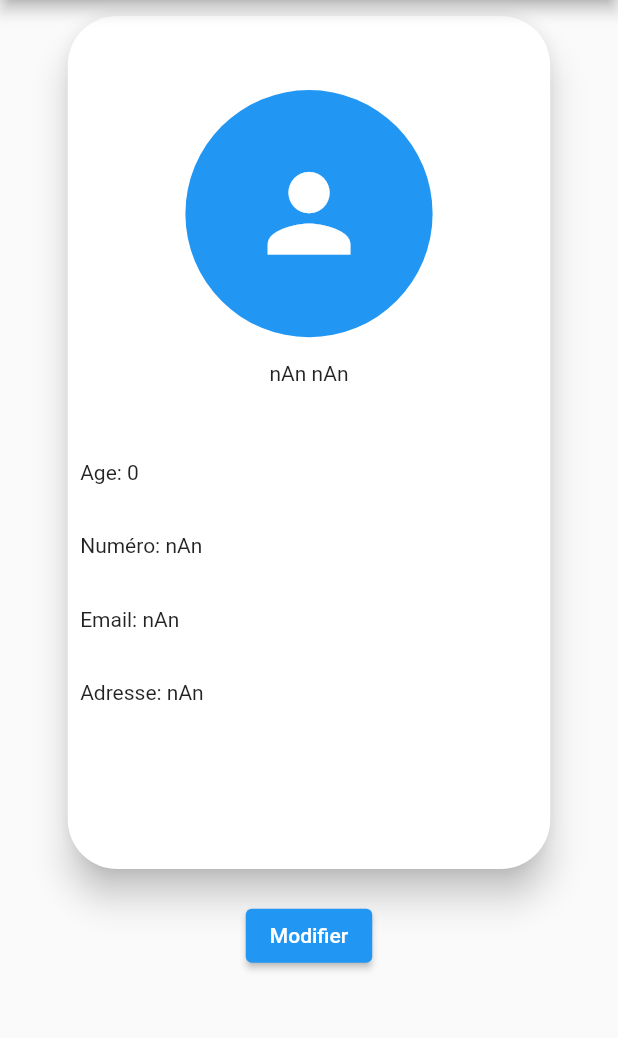
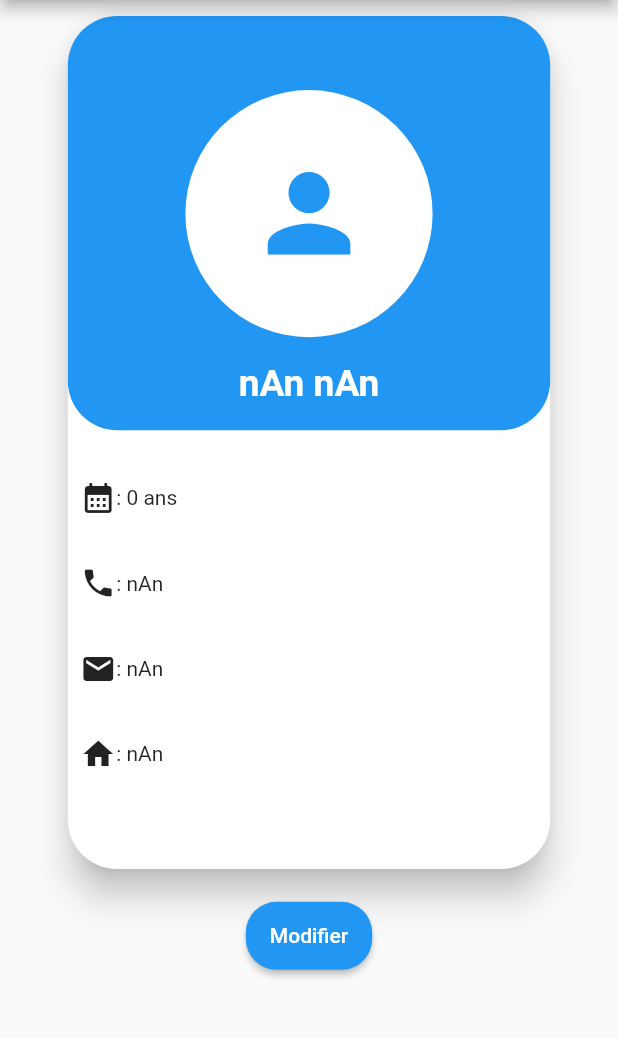
Before and after one commit to Shinotobira/testCharlieSolutions, a Flutter app: the screen it shows after launch, after a tap on "Profile", on a phone screen of 412 x 824 dp, the part 84-1122 px from its top. Run offline on Flutter 3.47's test engine with Material 2 defaults, Android fonts, the phone set to English and light mode, and no system bars; our stand-ins replace bloc, dartz, equatable, flutter_bloc, get_it, go_router and 1 more; accounts and stored records are empty; network calls fail.

Commit message:
style: card, button, searchBar

```diff
--- a/lib/features/home/presentation/pages/home_page.dart
+++ b/lib/features/home/presentation/pages/home_page.dart
@@ -66,6 +66,7 @@ class HomePage extends StatelessWidget {
                             context.read<UserBloc>().add(GetUserEvent());
                           },
                           style: ElevatedButton.styleFrom(
+                            backgroundColor: Colors.red,
                             shape: const CircleBorder(),
                             padding: EdgeInsets.all(screenHeight * 0.02),
                           ),
@@ -77,6 +78,7 @@ class HomePage extends StatelessWidget {
                             context.read<UserBloc>().add(GetUserEvent());
                           },
                           style: ElevatedButton.styleFrom(
+                            backgroundColor: Colors.green,
                             shape: const CircleBorder(),
                             padding: EdgeInsets.all(screenHeight * 0.02),
                           ),
--- a/lib/features/home/presentation/widgets/card_widget.dart
+++ b/lib/features/home/presentation/widgets/card_widget.dart
@@ -24,29 +24,57 @@ class UserCardWidget extends StatelessWidget {
         child: Column(
           children: [
             if (user.picture.isEmpty)
+              Container(
+                decoration: BoxDecoration(
+                    color: Colors.blue,
+                    borderRadius: BorderRadius.circular(screenHeight * 0.04)),
+                child: Column(
+                  children: [
                     Padding(
                       padding: EdgeInsets.only(
-                    top: screenHeight * 0.06, bottom: screenHeight * 0.02),
+                          top: screenHeight * 0.06,
+                          bottom: screenHeight * 0.02),
                       child: Center(
                         child: Container(
                           width: screenHeight * 0.2,
                           height: screenHeight * 0.2,
                           decoration: const BoxDecoration(
                             shape: BoxShape.circle,
-                      color: Colors.blue,
+                            color: Colors.white,
                           ),
                           child: Icon(
                             Icons.person,
                             size: screenHeight * 0.1,
-                      color: Colors.white,
+                            color: Colors.blue,
                           ),
                         ),
                       ),
+                    ),
+                    Padding(
+                      padding: EdgeInsets.only(bottom: screenHeight * 0.02),
+                      child: Center(
+                          child: Text(
+                        user.name,
+                        style: TextStyle(
+                            color: Colors.white,
+                            fontWeight: FontWeight.bold,
+                            fontSize: screenHeight * 0.03),
+                      )),
+                    ),
+                  ],
+                ),
               )
             else
+              Container(
+                decoration: BoxDecoration(
+                    color: Colors.blue,
+                    borderRadius: BorderRadius.circular(screenHeight * 0.04)),
+                child: Column(
+                  children: [
                     Padding(
                       padding: EdgeInsets.only(
-                    top: screenHeight * 0.06, bottom: screenHeight * 0.02),
+                          top: screenHeight * 0.06,
+                          bottom: screenHeight * 0.02),
                       child: Center(
                         child: SizedBox(
                           width: screenHeight * 0.2,
@@ -60,13 +88,18 @@ class UserCardWidget extends StatelessWidget {
                         ),
                       ),
                     ),
-            Center(child: Text(user.name)),
-            Align(
-              alignment: Alignment.centerLeft,
-              child: Padding(
-                padding: EdgeInsets.only(
-                    left: screenHeight * 0.01, top: screenHeight * 0.06),
-                child: Text('Age: ${user.age}'),
+                    Padding(
+                      padding: EdgeInsets.only(bottom: screenHeight * 0.02),
+                      child: Center(
+                          child: Text(
+                        user.name,
+                        style: TextStyle(
+                            color: Colors.white,
+                            fontWeight: FontWeight.bold,
+                            fontSize: screenHeight * 0.03),
+                      )),
+                    ),
+                  ],
                 ),
               ),
             Align(
@@ -74,7 +107,12 @@ class UserCardWidget extends StatelessWidget {
               child: Padding(
                 padding: EdgeInsets.only(
                     left: screenHeight * 0.01, top: screenHeight * 0.04),
-                child: Text('Numéro: ${user.phone}'),
+                child: Row(
+                  children: [
+                    const Icon(Icons.calendar_month),
+                    Text(': ${user.age} ans'),
+                  ],
+                ),
               ),
             ),
             Align(
@@ -82,7 +120,12 @@ class UserCardWidget extends StatelessWidget {
               child: Padding(
                 padding: EdgeInsets.only(
                     left: screenHeight * 0.01, top: screenHeight * 0.04),
-                child: Text('Email: ${user.email}'),
+                child: Row(
+                  children: [
+                    const Icon(Icons.phone),
+                    Text(': ${user.phone}'),
+                  ],
+                ),
               ),
             ),
             Align(
@@ -90,7 +133,25 @@ class UserCardWidget extends StatelessWidget {
               child: Padding(
                 padding: EdgeInsets.only(
                     left: screenHeight * 0.01, top: screenHeight * 0.04),
-                child: Text('Adresse: ${user.locations}'),
+                child: Row(
+                  children: [
+                    const Icon(Icons.email),
+                    Text(': ${user.email}'),
+                  ],
+                ),
+              ),
+            ),
+            Align(
+              alignment: Alignment.centerLeft,
+              child: Padding(
+                padding: EdgeInsets.only(
+                    left: screenHeight * 0.01, top: screenHeight * 0.04),
+                child: Row(
+                  children: [
+                    const Icon(Icons.home),
+                    Text(': ${user.locations}'),
+                  ],
+                ),
               ),
             ),
           ],
--- a/lib/features/home/presentation/widgets/home_widget.dart
+++ b/lib/features/home/presentation/widgets/home_widget.dart
@@ -11,6 +11,7 @@ class HomeWidget extends StatelessWidget {
 
   @override
   Widget build(BuildContext context) {
+    final double screenHeight = MediaQuery.of(context).size.height;
     return BlocBuilder<UserBloc, UserState>(
       builder: (BuildContext context, UserState state) {
         if (state is GetUserInitialState) {
@@ -20,7 +21,9 @@ class HomeWidget extends StatelessWidget {
             user: state.userEntity,
           );
         } else {
-          return const Center(child: CircularProgressIndicator());
+          return SizedBox(
+              height: screenHeight * 0.7,
+              child: const Center(child: CircularProgressIndicator()));
         }
       },
     );
--- a/lib/features/profile/presentation/pages/modification_page.dart
+++ b/lib/features/profile/presentation/pages/modification_page.dart
@@ -41,8 +41,7 @@ class _ModificationProfilePageState extends State<ModificationProfilePage> {
   Widget build(BuildContext context) {
     final double screenHeight = MediaQuery.of(context).size.height;
     final double screenWidth = MediaQuery.of(context).size.width;
-    return SafeArea(
-      child: Scaffold(
+    return Scaffold(
       appBar: AppBar(
         title: const Text('Modification du profile'),
         centerTitle: true,
@@ -61,12 +60,11 @@ class _ModificationProfilePageState extends State<ModificationProfilePage> {
                   child: Card(
                     elevation: 10,
                     shape: RoundedRectangleBorder(
-                        borderRadius:
-                            BorderRadius.circular(screenHeight * 0.04),
+                      borderRadius: BorderRadius.circular(screenHeight * 0.04),
                     ),
                     child: Padding(
-                        padding: EdgeInsets.symmetric(
-                            horizontal: screenWidth * 0.02),
+                      padding:
+                          EdgeInsets.symmetric(horizontal: screenWidth * 0.02),
                       child: Column(
                         children: [
                           Padding(
@@ -93,8 +91,7 @@ class _ModificationProfilePageState extends State<ModificationProfilePage> {
                             child: Padding(
                               padding: EdgeInsets.symmetric(
                                   horizontal:
-                                        MediaQuery.of(context).size.width *
-                                            0.02),
+                                      MediaQuery.of(context).size.width * 0.02),
                               child: TextFormField(
                                 controller: nameController,
                                 keyboardType: TextInputType.text,
@@ -111,8 +108,7 @@ class _ModificationProfilePageState extends State<ModificationProfilePage> {
                             child: Padding(
                               padding: EdgeInsets.symmetric(
                                   horizontal:
-                                        MediaQuery.of(context).size.width *
-                                            0.02),
+                                      MediaQuery.of(context).size.width * 0.02),
                               child: TextFormField(
                                 controller: phoneController,
                                 keyboardType: TextInputType.phone,
@@ -129,8 +125,7 @@ class _ModificationProfilePageState extends State<ModificationProfilePage> {
                             child: Padding(
                               padding: EdgeInsets.symmetric(
                                   horizontal:
-                                        MediaQuery.of(context).size.width *
-                                            0.02),
+                                      MediaQuery.of(context).size.width * 0.02),
                               child: TextFormField(
                                 controller: ageController,
                                 keyboardType: TextInputType.number,
@@ -147,15 +142,13 @@ class _ModificationProfilePageState extends State<ModificationProfilePage> {
                             child: Padding(
                               padding: EdgeInsets.symmetric(
                                   horizontal:
-                                        MediaQuery.of(context).size.width *
-                                            0.02),
+                                      MediaQuery.of(context).size.width * 0.02),
                               child: TextFormField(
                                   controller: emailController,
                                   keyboardType: TextInputType.emailAddress,
                                   decoration: InputDecoration(
                                       labelText: 'Email',
-                                        errorText:
-                                            emailController.text.isNotEmpty
+                                      errorText: emailController.text.isNotEmpty
                                           ? null
                                           : 'Ce champ est requis')),
                             ),
@@ -165,15 +158,13 @@ class _ModificationProfilePageState extends State<ModificationProfilePage> {
                             child: Padding(
                               padding: EdgeInsets.symmetric(
                                   horizontal:
-                                        MediaQuery.of(context).size.width *
-                                            0.02),
+                                      MediaQuery.of(context).size.width * 0.02),
                               child: TextFormField(
                                 controller: adresseController,
                                 keyboardType: TextInputType.text,
                                 decoration: InputDecoration(
                                     labelText: 'Adresse',
-                                      errorText:
-                                          adresseController.text.isNotEmpty
+                                    errorText: adresseController.text.isNotEmpty
                                         ? null
                                         : 'Ce champ est requis'),
                               ),
@@ -210,6 +201,13 @@ class _ModificationProfilePageState extends State<ModificationProfilePage> {
                             context.pushNamed('profile');
                           }
                         },
+                        style: ElevatedButton.styleFrom(
+                            shape: RoundedRectangleBorder(
+                              borderRadius:
+                                  BorderRadius.circular(screenHeight * 0.025),
+                            ),
+                            minimumSize:
+                                Size(screenWidth * 0.1, screenHeight * 0.055)),
                         child: const Text('Valider'),
                       ),
                     ],
@@ -220,7 +218,6 @@ class _ModificationProfilePageState extends State<ModificationProfilePage> {
           ),
         ),
       ),
-      ),
     );
   }
 }
--- a/lib/features/profile/presentation/pages/profile_page.dart
+++ b/lib/features/profile/presentation/pages/profile_page.dart
@@ -61,6 +61,13 @@ class ProfilePage extends StatelessWidget {
                     onPressed: () {
                       context.pushNamed('modification_profile', extra: user);
                     },
+                    style: ElevatedButton.styleFrom(
+                        shape: RoundedRectangleBorder(
+                          borderRadius:
+                              BorderRadius.circular(screenHeight * 0.025),
+                        ),
+                        minimumSize:
+                            Size(screenWidth * 0.1, screenHeight * 0.055)),
                     child: const Text('Modifier'),
                   ),
                 ),
--- a/lib/features/trainee/presentation/pages/search_profile_page.dart
+++ b/lib/features/trainee/presentation/pages/search_profile_page.dart
@@ -11,6 +11,7 @@ class SearchProfilePage extends StatelessWidget {
 
   @override
   Widget build(BuildContext context) {
+    final double screenHeight = MediaQuery.of(context).size.height;
     return Scaffold(
       appBar: AppBar(
         title: const Text('Recherche'),
@@ -19,15 +20,17 @@ class SearchProfilePage extends StatelessWidget {
       body: Column(
         children: [
           Padding(
-            padding: const EdgeInsets.all(8.0),
+            padding: EdgeInsets.all(screenHeight * 0.02),
             child: TextField(
               onChanged: (String value) {
                 context.read<SearchBloc>().add(GetListUserEvent(value: value));
               },
-              decoration: const InputDecoration(
+              decoration: InputDecoration(
                 labelText: 'Rechercher un profile',
-                prefixIcon: Icon(Icons.search),
-                border: OutlineInputBorder(),
+                prefixIcon: const Icon(Icons.search),
+                border: OutlineInputBorder(
+                  borderRadius: BorderRadius.circular(screenHeight * 0.025),
+                ),
               ),
             ),
           ),
--- a/lib/features/trainee/presentation/pages/trainee_page.dart
+++ b/lib/features/trainee/presentation/pages/trainee_page.dart
@@ -47,6 +47,7 @@ class TraineePage extends StatelessWidget {
                             context.pushNamed('/');
                           },
                           style: ElevatedButton.styleFrom(
+                            backgroundColor: Colors.red,
                             shape: const CircleBorder(),
                             padding: EdgeInsets.all(screenHeight * 0.02),
                           ),
```
Lines whose indentation alone changed are shown as unchanged.
